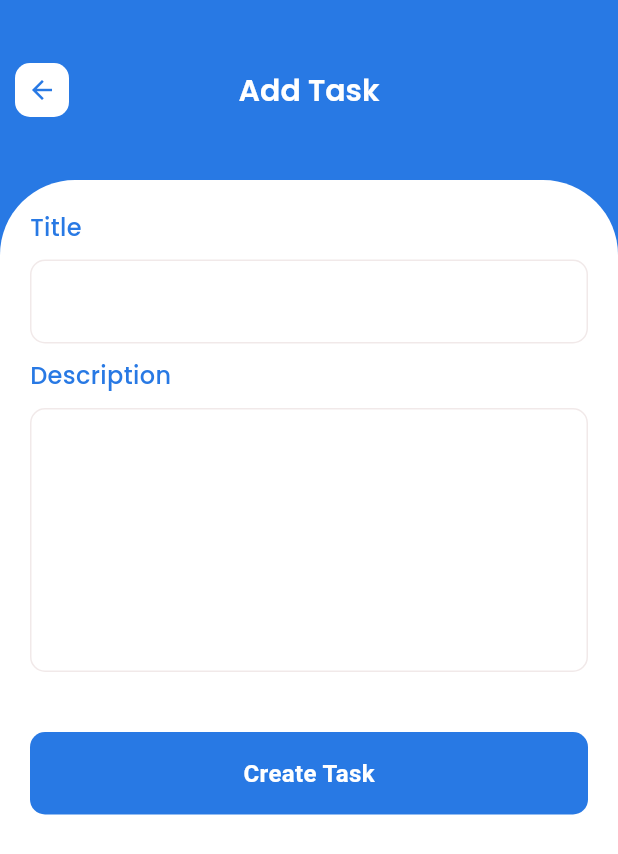
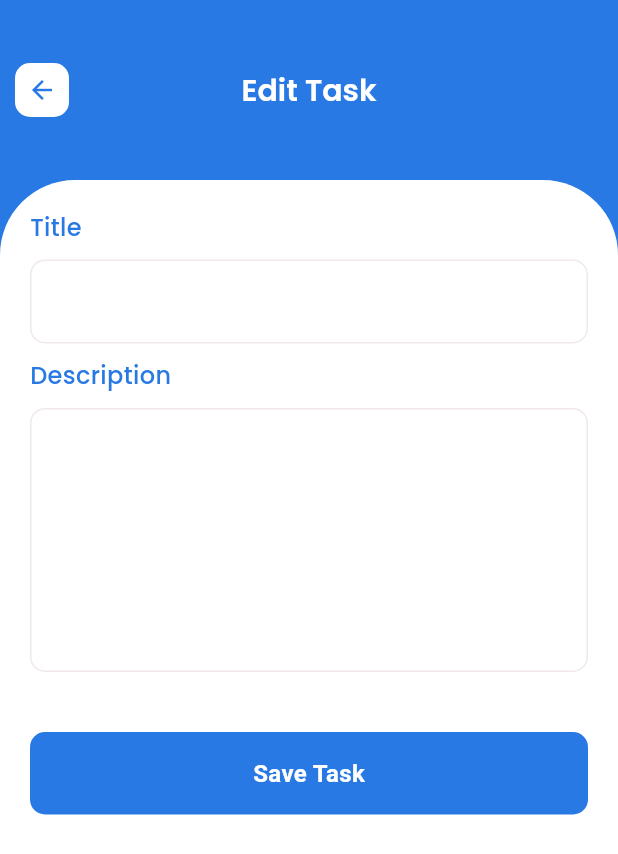
Before and after one commit to YasithWijesuriya/myTodo_app, a Flutter app: the screen it shows after launch, on a phone screen of 412 x 824 dp. Shown: the top 854 px of the screen. Run offline on Flutter 3.47's test engine with Material 3 defaults, Android fonts, the phone set to English and light mode, and no system bars; our stand-ins replace lottie.

Commit message:
created edit-todo file ✌

```diff
--- /dev/null
+++ b/mytodoapp_frontend/lib/features/todo/ui/edit-todo.dart
@@ -0,0 +1,152 @@
+import 'package:flutter/material.dart';
+import 'package:mytodo_app/contants/color.dart';
+
+class editTodo extends StatefulWidget {
+  const editTodo({super.key});
+
+  @override
+  State<editTodo> createState() => _editTodoState();
+}
+
+class _editTodoState extends State<editTodo> {
+  final TextEditingController _titlecontroller = TextEditingController();
+  final TextEditingController _descriptionController = TextEditingController();
+  @override
+  Widget build(BuildContext context) {
+    double screenHeight = MediaQuery.of(context).size.height;
+    double screenWidth = MediaQuery.of(context).size.width;
+    return Scaffold(
+      backgroundColor: AppColors.accentColor,
+      appBar: AppBar(
+        toolbarHeight: 120,
+        centerTitle: true,
+        title: Text(
+          'Edit Task',
+          style: TextStyle(
+            fontSize: 20,
+            fontFamily: 'poppins',
+            color: Colors.white,
+            fontWeight: FontWeight.w600,
+          ),
+        ),
+        leading: Column(mainAxisAlignment: MainAxisAlignment.center, children: [
+          Container(
+            height: 36,
+            width: 36,
+            decoration: BoxDecoration(
+                color: Colors.white, borderRadius: BorderRadius.circular(10)),
+            child: Center(
+              child: Icon(
+                Icons.arrow_back,
+                color: AppColors.accentColor,
+                size: 20,
+              ),
+            ),
+          ),
+        ]),
+        backgroundColor: AppColors.accentColor,
+      ),
+      body:Container(
+          padding: EdgeInsets.symmetric(
+            horizontal: 20,
+            vertical: 20,
+          ),
+          width: screenWidth,
+          height: screenHeight - 120,
+          decoration: BoxDecoration(
+            borderRadius: BorderRadius.only(
+                topLeft: Radius.circular(50), topRight: Radius.circular(50)),
+            color: Colors.white,
+          ),
+          child: Column(
+            crossAxisAlignment: CrossAxisAlignment.start,
+            children: [
+              Text(
+                'Title',
+                style: TextStyle(
+                  color: AppColors.accentColor,
+                  fontWeight: FontWeight.w500,
+                  fontFamily: 'poppins',
+                  fontSize: 16,
+                ),
+              ),
+              SizedBox(
+                height: 10,
+              ),
+              TextField(
+                controller: _titlecontroller,
+                decoration: InputDecoration(
+                  filled: true,
+                  fillColor: const Color.fromARGB(255, 255, 255, 255),
+                  enabledBorder: OutlineInputBorder(
+                    borderRadius: BorderRadius.circular(10),
+                    borderSide: const BorderSide(
+                      color: AppColors.textFieldBorderColor,
+                    ),
+                  ),
+                  focusedBorder: OutlineInputBorder(
+                    borderRadius: BorderRadius.circular(10),
+                    borderSide: const BorderSide(
+                      color: AppColors.textFieldBorderColor,
+                    ),
+                  ),
+                ),
+              ),
+              const SizedBox(height: 10),
+              const Text(
+                'Description',
+                style: TextStyle(
+                  color: AppColors.accentColor,
+                  fontWeight: FontWeight.w500,
+                  fontFamily: 'poppins',
+                  fontSize: 16,
+                ),
+              ),
+              const SizedBox(height: 10),
+              TextField(
+                minLines: 6,
+                maxLines: 8,
+                controller: _descriptionController,
+                decoration: InputDecoration(
+                  filled: true,
+                  fillColor: Colors.white,
+                  enabledBorder: OutlineInputBorder(
+                    borderRadius: BorderRadius.circular(10),
+                    borderSide: const BorderSide(
+                      color: AppColors.textFieldBorderColor,
+                    ),
+                  ),
+                  focusedBorder: OutlineInputBorder(
+                    borderRadius: BorderRadius.circular(10),
+                    borderSide: const BorderSide(
+                      color: AppColors.textFieldBorderColor,
+                    ),
+                  ),
+                ),
+              ),
+             const SizedBox(height: 40),
+              Container(
+                decoration: BoxDecoration(
+                  color: AppColors.accentColor,
+                  borderRadius: BorderRadius.circular(10),
+                ),
+                width: screenWidth,
+                height: 55,
+                child: const Center(
+                  child: Text(
+                    'Save Task',
+                    style: TextStyle(
+                      color: Colors.white,
+                      fontSize: 16,
+                      fontWeight: FontWeight.bold,
+                    ),
+                  ),
+                ),
+              ),
+
+            ],
+          ),
+        ),
+    );
+  }
+}
--- a/mytodoapp_frontend/lib/main.dart
+++ b/mytodoapp_frontend/lib/main.dart
@@ -3,6 +3,7 @@
 import 'package:mytodo_app/features/authentication/ui/signUpScreen.dart';
 import 'package:mytodo_app/features/home/ui/homeScreen.dart';
 import 'package:mytodo_app/features/todo/ui/add-todo.dart';
+import 'package:mytodo_app/features/todo/ui/edit-todo.dart';
 import 'package:mytodo_app/splash_screen.dart';
 
 void main() {
@@ -37,7 +38,7 @@
         colorScheme: ColorScheme.fromSeed(seedColor: Colors.deepPurple),
         useMaterial3: true,
       ),
-      home: const addTodo(),
+      home: const editTodo(),
     );
   }
 }
```
